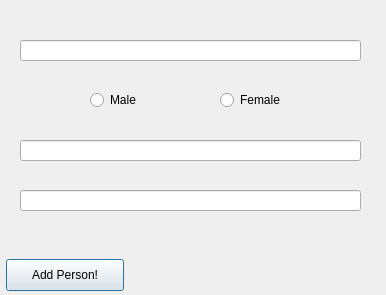
Before: the Qt Designer form addpersonwindow.ui in Fanneyyy/hairy-ironman, drawn with Qt 5.
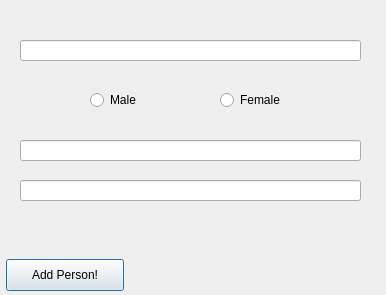
After: the same form once the commit is applied.

What changed in the file:
```diff
--- a/addpersonwindow.ui
+++ b/addpersonwindow.ui
@@ -37,7 +37,7 @@
    <property name="geometry">
     <rect>
      <x>20</x>
-     <y>190</y>
+     <y>180</y>
      <width>341</width>
      <height>21</height>
     </rect>
@@ -85,6 +85,46 @@
     <string>Male</string>
    </property>
   </widget>
+  <widget class="QWidget" name="">
+   <property name="geometry">
+    <rect>
+     <x>170</x>
+     <y>210</y>
+     <width>201</width>
+     <height>91</height>
+    </rect>
+   </property>
+   <layout class="QVBoxLayout" name="verticalLayout">
+    <item>
+     <widget class="QLabel" name="error_1">
+      <property name="text">
+       <string/>
+      </property>
+     </widget>
+    </item>
+    <item>
+     <widget class="QLabel" name="error">
+      <property name="text">
+       <string/>
+      </property>
+     </widget>
+    </item>
+    <item>
+     <widget class="QLabel" name="error_2">
+      <property name="text">
+       <string/>
+      </property>
+     </widget>
+    </item>
+    <item>
+     <widget class="QLabel" name="error_3">
+      <property name="text">
+       <string/>
+      </property>
+     </widget>
+    </item>
+   </layout>
+  </widget>
  </widget>
  <resources/>
  <connections/>
```
